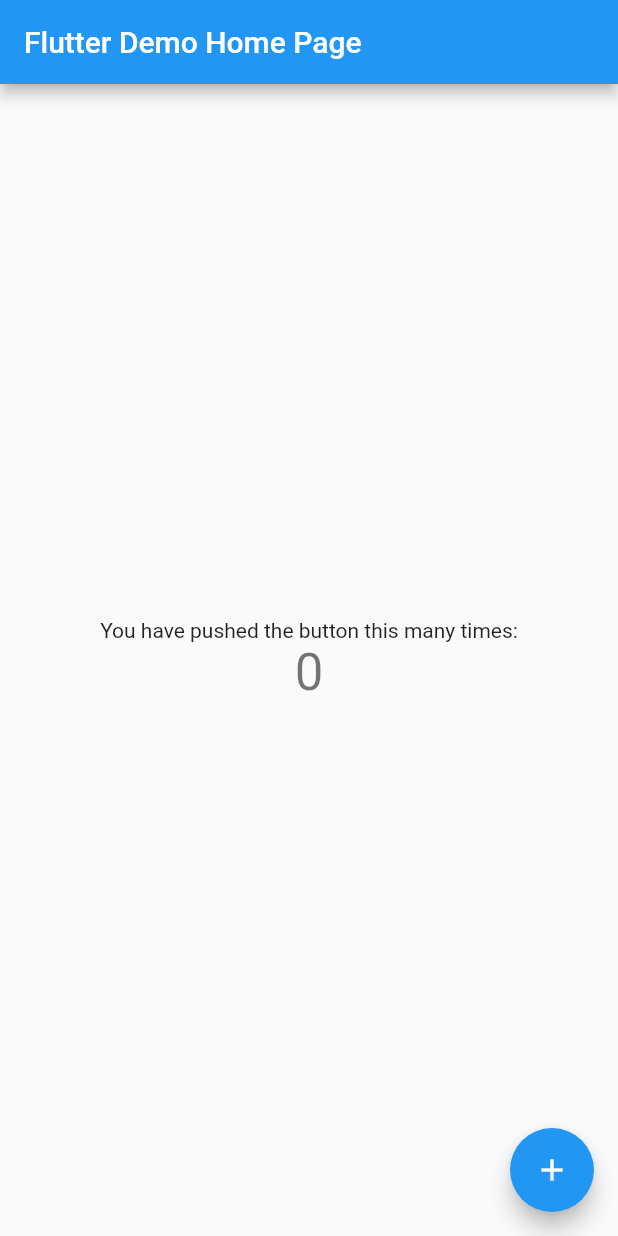
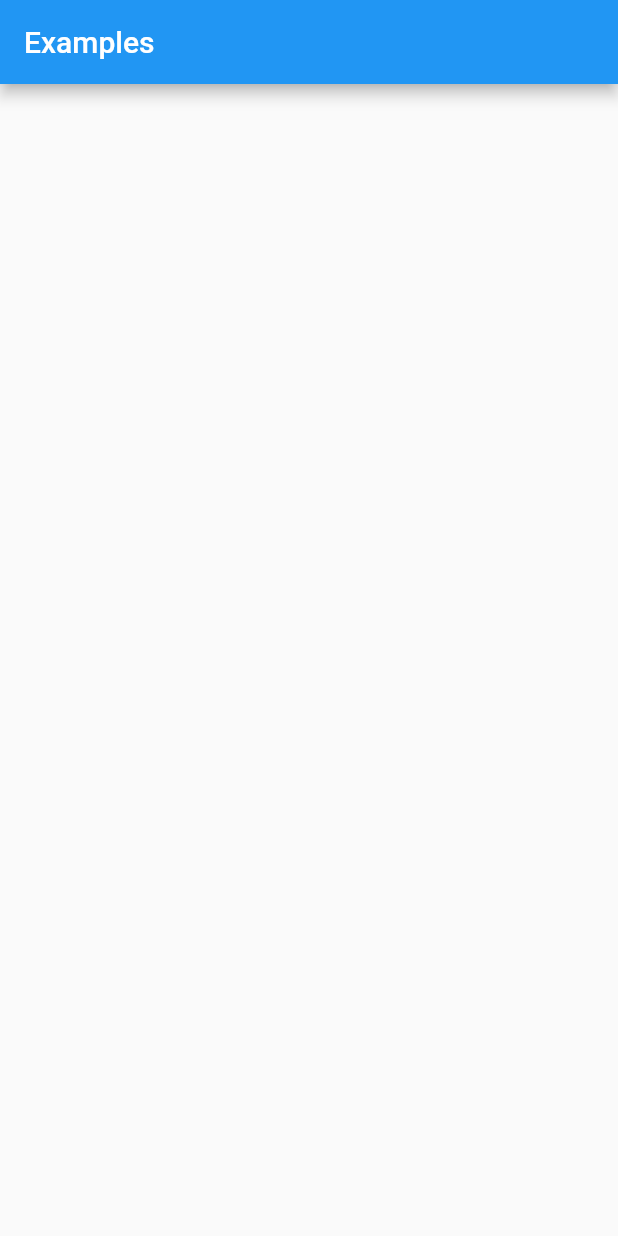
Before and after one commit to RomanSoviak/roman_test, a Flutter app: the screen it shows after launch, on a phone screen of 412 x 824 dp. Run offline on Flutter 3.47's test engine with Material 2 defaults, Android fonts, the phone set to English and light mode, and no system bars.

Commit message:
Remove default project UI

```diff
--- a/lib/main.dart
+++ b/lib/main.dart
@@ -34,30 +34,10 @@
   }
 
   @override
-  Widget build(BuildContext context) {
-    return Scaffold(
-      appBar: AppBar(
-        title: Text(widget.title),
-      ),
-      body: Center(
-        child: Column(
-          mainAxisAlignment: MainAxisAlignment.center,
-          children: <Widget>[
-            Text(
-              'You have pushed the button this many times:',
-            ),
-            Text(
-              '$_counter',
-              style: Theme.of(context).textTheme.headline4,
-            ),
-          ],
+  Widget build(BuildContext context) => Scaffold(
+        appBar: AppBar(
+          title: Text("Examples"),
         ),
-      ),
-      floatingActionButton: FloatingActionButton(
-        onPressed: _incrementCounter,
-        tooltip: 'Increment',
-        child: Icon(Icons.add),
-      ),
-    );
-  }
+        body: Container(),
+      );
 }
```
